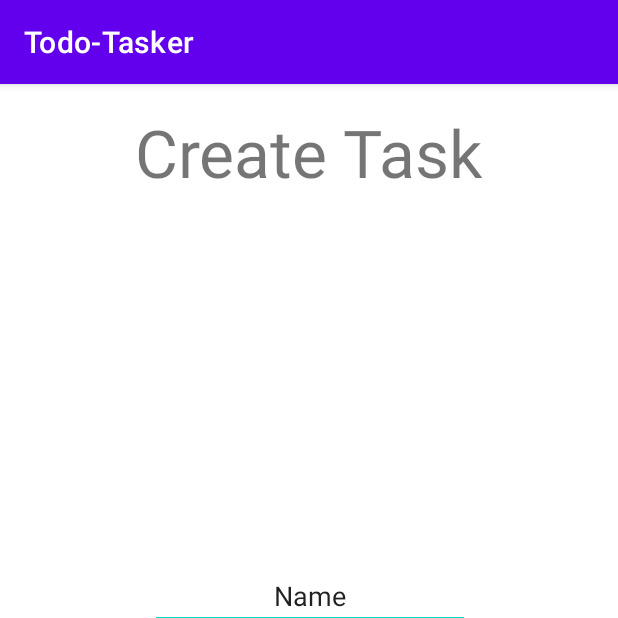
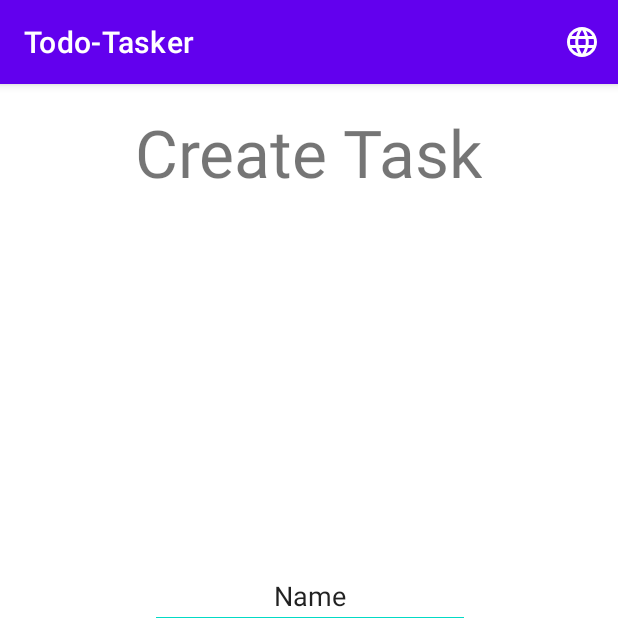
Before and after one commit to seichr/Team_02, an Android app: the screen it shows after launch (MainActivity), on a phone screen of 412 x 824 dp, the top half of it. Run offline under Robolectric (Android 15) with nearby library versions, the phone set to English and light mode, and no system bars; our stand-ins replace Room's generated code.

Commit message:
[TT-023] Add Res-File for Russian, Add Menu, Add Language Button + Functionality [SS, CS]

```diff
--- /dev/null
+++ b/TodoTasker/app/src/main/res/drawable-v24/baseline_language_24.xml
@@ -0,0 +1,10 @@
+<vector xmlns:android="http://schemas.android.com/apk/res/android"
+    android:width="24dp"
+    android:height="24dp"
+    android:viewportWidth="24"
+    android:viewportHeight="24"
+    android:tint="?attr/colorControlNormal">
+  <path
+      android:fillColor="@android:color/white"
+      android:pathData="M11.99,2C6.47,2 2,6.48 2,12s4.47,10 9.99,10C17.52,22 22,17.52 22,12S17.52,2 11.99,2zM18.92,8h-2.95c-0.32,-1.25 -0.78,-2.45 -1.38,-3.56 1.84,0.63 3.37,1.91 4.33,3.56zM12,4.04c0.83,1.2 1.48,2.53 1.91,3.96h-3.82c0.43,-1.43 1.08,-2.76 1.91,-3.96zM4.26,14C4.1,13.36 4,12.69 4,12s0.1,-1.36 0.26,-2h3.38c-0.08,0.66 -0.14,1.32 -0.14,2 0,0.68 0.06,1.34 0.14,2L4.26,14zM5.08,16h2.95c0.32,1.25 0.78,2.45 1.38,3.56 -1.84,-0.63 -3.37,-1.9 -4.33,-3.56zM8.03,8L5.08,8c0.96,-1.66 2.49,-2.93 4.33,-3.56C8.81,5.55 8.35,6.75 8.03,8zM12,19.96c-0.83,-1.2 -1.48,-2.53 -1.91,-3.96h3.82c-0.43,1.43 -1.08,2.76 -1.91,3.96zM14.34,14L9.66,14c-0.09,-0.66 -0.16,-1.32 -0.16,-2 0,-0.68 0.07,-1.35 0.16,-2h4.68c0.09,0.65 0.16,1.32 0.16,2 0,0.68 -0.07,1.34 -0.16,2zM14.59,19.56c0.6,-1.11 1.06,-2.31 1.38,-3.56h2.95c-0.96,1.65 -2.49,2.93 -4.33,3.56zM16.36,14c0.08,-0.66 0.14,-1.32 0.14,-2 0,-0.68 -0.06,-1.34 -0.14,-2h3.38c0.16,0.64 0.26,1.31 0.26,2s-0.1,1.36 -0.26,2h-3.38z"/>
+</vector>
--- /dev/null
+++ b/TodoTasker/app/src/main/res/menu/menu_main.xml
@@ -0,0 +1,11 @@
+<?xml version="1.0" encoding="utf-8"?>
+<menu xmlns:android="http://schemas.android.com/apk/res/android"
+    xmlns:app="http://schemas.android.com/apk/res-auto" android:layout_height="20dp" android:layout_width="20dp">
+    <item
+        android:id="@+id/language"
+        android:icon="@drawable/baseline_language_24"
+        android:orderInCategory="100"
+        android:title="@string/STRING_LANGUAGEBUTTON"
+        app:showAsAction="always"
+        android:onClick="changeLanguageActivity"/>
+</menu>
--- a/TodoTasker/app/src/main/res/values/strings.xml
+++ b/TodoTasker/app/src/main/res/values/strings.xml
@@ -5,5 +5,6 @@
     <string name="STRING_NAME">Name</string>
     <string name="STRING_SHOWTASKLIST">Show Task List</string>
     <string name="STRING_PLACEHOLDER">Placeholder</string>
+    <string name="STRING_LANGUAGEBUTTON">Change Language</string>
     <!--string name=""></string-->
 </resources>
```
Also changed, not shown: TodoTasker/app/src/main/java/com/backend/todo_tasker/MainActivity.kt (+41 -5 lines), 1 other file.
